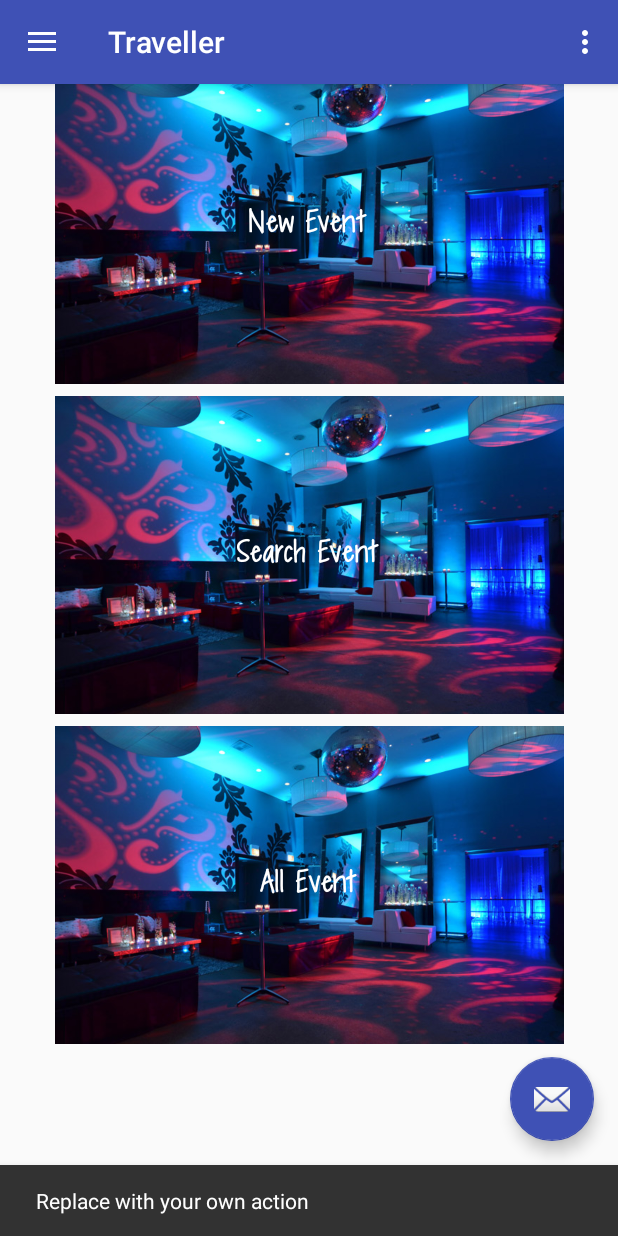
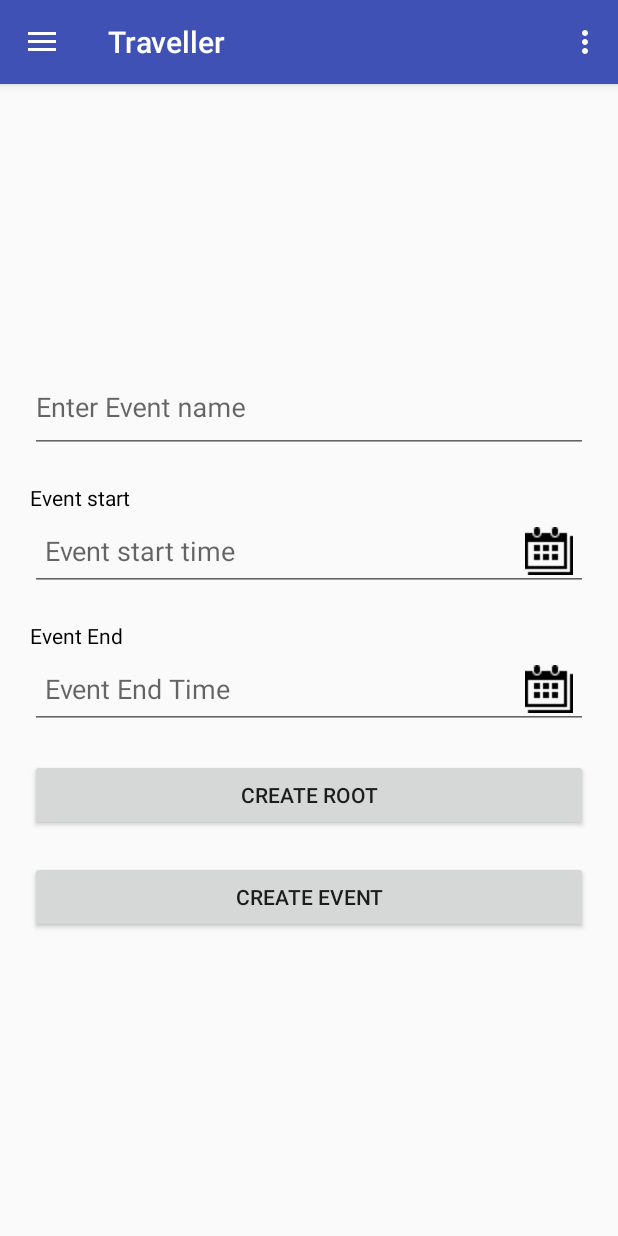
Before and after one commit to rankush/Catalyst, an Android app: the screen it shows after launch (HomeActivity), after a tap on an icon or button, on a phone screen of 412 x 824 dp. Run offline under Robolectric (Android 15) with nearby library versions, the phone set to English and light mode, and no system bars.

Commit message:
Create event

```diff
--- a/app/src/main/AndroidManifest.xml
+++ b/app/src/main/AndroidManifest.xml
@@ -11,6 +11,7 @@
         <activity
             android:name=".HomeActivity"
             android:label="@string/app_name"
+            android:screenOrientation="portrait"
             android:theme="@style/AppTheme.NoActionBar">
             <intent-filter>
                 <action android:name="android.intent.action.MAIN" />
@@ -22,9 +23,11 @@
         <activity
             android:name=".SplashScreen"
             android:label="@string/app_name"
+            android:screenOrientation="portrait"
             android:theme="@style/AppTheme.NoActionBar" />
         <activity
             android:name=".LoginActivity"
+            android:screenOrientation="portrait"
             android:theme="@style/AppTheme.NoActionBar" />
     </application>
 
--- a/app/src/main/java/com/catalyst/travller/app/HomeActivity.java
+++ b/app/src/main/java/com/catalyst/travller/app/HomeActivity.java
@@ -7,7 +7,6 @@ import android.content.Intent;
 import android.os.Bundle;
 import android.support.design.widget.FloatingActionButton;
 import android.support.design.widget.NavigationView;
-import android.support.design.widget.Snackbar;
 import android.support.v4.view.GravityCompat;
 import android.support.v4.widget.DrawerLayout;
 import android.support.v7.app.ActionBarDrawerToggle;
@@ -17,6 +16,7 @@ import android.view.Menu;
 import android.view.MenuItem;
 import android.view.View;
 
+import com.catalyst.travller.app.fragment.CreateEventFragment;
 import com.catalyst.travller.app.fragment.EventDetailFragment;
 import com.catalyst.travller.app.fragment.EventListFragment;
 import com.catalyst.travller.app.fragment.NewEventFragment;
@@ -26,6 +26,7 @@ import com.catalyst.travller.app.listener.RecyclerViewCustomListener;
 public class HomeActivity extends AppCompatActivity
         implements NavigationView.OnNavigationItemSelectedListener, RecyclerViewCustomListener {
 
+    private FloatingActionButton mFab;
 
     @Override
     protected void onCreate(Bundle savedInstanceState) {
@@ -34,12 +35,11 @@ public class HomeActivity extends AppCompatActivity
         Toolbar toolbar = (Toolbar) findViewById(R.id.toolbar);
         setSupportActionBar(toolbar);
 
-        FloatingActionButton fab = (FloatingActionButton) findViewById(R.id.fab);
-        fab.setOnClickListener(new View.OnClickListener() {
+        mFab = (FloatingActionButton) findViewById(R.id.fab);
+        mFab.setOnClickListener(new View.OnClickListener() {
             @Override
             public void onClick(View view) {
-                Snackbar.make(view, "Replace with your own action", Snackbar.LENGTH_LONG)
-                        .setAction("Action", null).show();
+                createEventFragment();
             }
         });
 
@@ -66,13 +66,25 @@ public class HomeActivity extends AppCompatActivity
     private void showEventDetailFragment() {
         FragmentManager fragmentManager = getFragmentManager();
         FragmentTransaction fragmentTransaction = fragmentManager.beginTransaction();
+        fragmentTransaction.addToBackStack("Event Detail");
         EventDetailFragment event = new EventDetailFragment();
+        fragmentTransaction.replace(R.id.fragment_container, event);
+        fragmentTransaction.commit();
+    }
+
+    private void createEventFragment() {
+        mFab.setVisibility(View.GONE);
+        FragmentManager fragmentManager = getFragmentManager();
+        FragmentTransaction fragmentTransaction = fragmentManager.beginTransaction();
+        fragmentTransaction.addToBackStack("Create Event");
+        CreateEventFragment event = new CreateEventFragment();
         fragmentTransaction.replace(R.id.fragment_container, event);
         fragmentTransaction.commit();
     }
 
     @Override
     public void onItemClick(View v, int position, int screen) {
+        mFab.setVisibility(View.GONE);
         FragmentManager fragmentManager = getFragmentManager();
         FragmentTransaction fragmentTransaction = fragmentManager.beginTransaction();
         Fragment fragment = null;
@@ -103,7 +115,11 @@ public class HomeActivity extends AppCompatActivity
             drawer.closeDrawer(GravityCompat.START);
         } else {
             FragmentManager fm = getFragmentManager();
-            if (fm.getBackStackEntryCount() > 0) {
+            int count = fm.getBackStackEntryCount();
+            if (count == 1) {
+                mFab.setVisibility(View.VISIBLE);
+            }
+            if (count > 0) {
                 fm.popBackStack();
             } else {
                 super.onBackPressed();
@@ -139,8 +155,8 @@ public class HomeActivity extends AppCompatActivity
         // Handle navigation view item clicks here.
         int id = item.getItemId();
 
-        if (id == R.id.nav_camera) {
-            // Handle the camera action
+        if (id == R.id.create_event) {
+            createEventFragment();
         } else if (id == R.id.nav_gallery) {
 
         } else if (id == R.id.nav_share) {
--- /dev/null
+++ b/app/src/main/res/layout/layout_create_event.xml
@@ -0,0 +1,75 @@
+<?xml version="1.0" encoding="utf-8"?>
+<LinearLayout xmlns:android="http://schemas.android.com/apk/res/android"
+    android:layout_width="match_parent"
+    android:layout_height="match_parent"
+    android:gravity="center"
+    android:orientation="vertical"
+    android:paddingLeft="20dp"
+    android:paddingRight="20dp">
+
+    <android.support.design.widget.TextInputLayout
+        android:layout_width="match_parent"
+        android:layout_height="70dp"
+        android:inputType="textEmailAddress"
+        android:textColor="@android:color/white">
+
+        <EditText
+            android:id="@+id/event_name"
+            android:layout_width="match_parent"
+            android:layout_height="match_parent"
+            android:hint="Enter Event name"
+            android:maxLines="1" />
+    </android.support.design.widget.TextInputLayout>
+
+    <TextView
+        android:layout_width="match_parent"
+        android:layout_height="wrap_content"
+        android:layout_marginTop="20dp"
+        android:maxLines="1"
+        android:text="Event start"
+        android:textColor="@android:color/black" />
+
+    <EditText
+        android:id="@+id/event_start_time"
+        android:layout_width="match_parent"
+        android:layout_height="wrap_content"
+        android:drawableRight="@drawable/ic_calendar"
+        android:editable="false"
+        android:hint="Event start time"
+        android:maxLines="1"
+        android:paddingLeft="10dp"
+        android:paddingRight="10dp" />
+
+    <TextView
+        android:layout_width="match_parent"
+        android:layout_height="wrap_content"
+        android:layout_marginTop="20dp"
+        android:maxLines="1"
+        android:text="Event End"
+        android:textColor="@android:color/black" />
+
+    <EditText
+        android:id="@+id/event_end_time"
+        android:layout_width="match_parent"
+        android:layout_height="wrap_content"
+        android:drawableRight="@drawable/ic_calendar"
+        android:editable="false"
+        android:hint="Event End Time"
+        android:maxLines="1"
+        android:paddingLeft="10dp"
+        android:paddingRight="10dp" />
+
+    <Button
+        android:id="@+id/create_root"
+        android:layout_width="match_parent"
+        android:layout_height="wrap_content"
+        android:layout_marginTop="20dp"
+        android:text="Create Root" />
+
+    <Button
+        android:id="@+id/create_event"
+        android:layout_width="match_parent"
+        android:layout_height="wrap_content"
+        android:layout_marginTop="20dp"
+        android:text="Create Event" />
+</LinearLayout>
--- a/app/src/main/res/menu/activity_home_drawer.xml
+++ b/app/src/main/res/menu/activity_home_drawer.xml
@@ -3,9 +3,9 @@
 
     <group android:checkableBehavior="single">
         <item
-            android:id="@+id/nav_camera"
+            android:id="@+id/create_event"
             android:icon="@drawable/ic_menu_camera"
-            android:title="Import" />
+            android:title="Create Event" />
         <item
             android:id="@+id/nav_gallery"
             android:icon="@drawable/ic_menu_gallery"
```
Also changed, not shown: app/src/main/java/com/catalyst/travller/app/MapsActivity.java (+9 -8 lines), app/src/main/java/com/catalyst/travller/app/fragment/CreateEventFragment.java (added, +96 -0 lines), app/src/main/res/drawable/ic_calendar.png (added).
